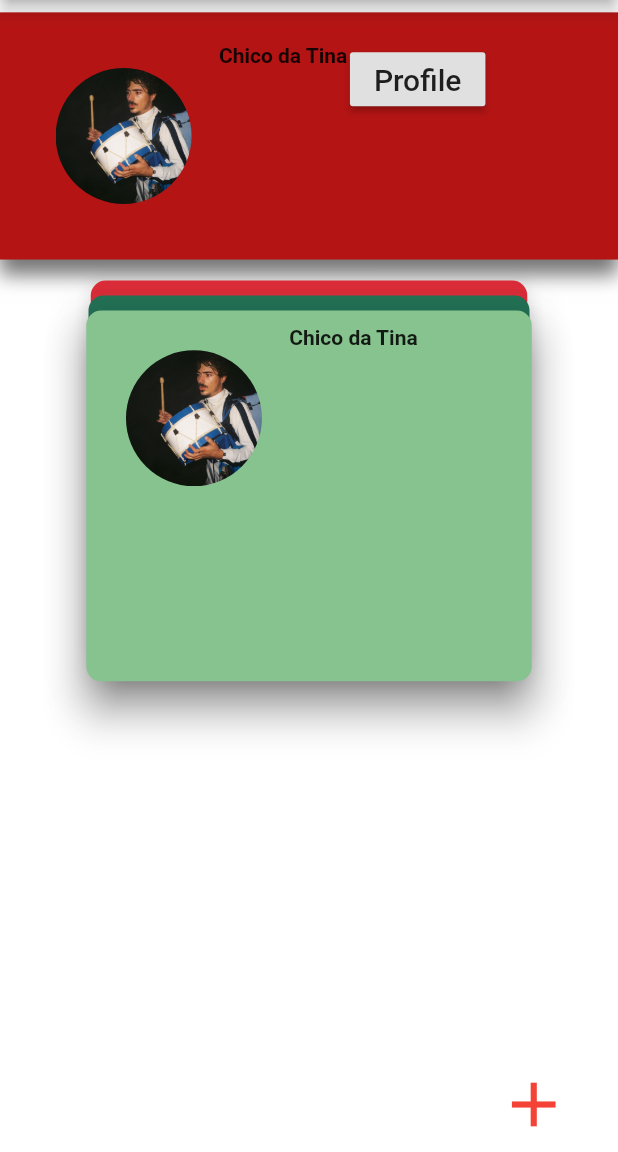
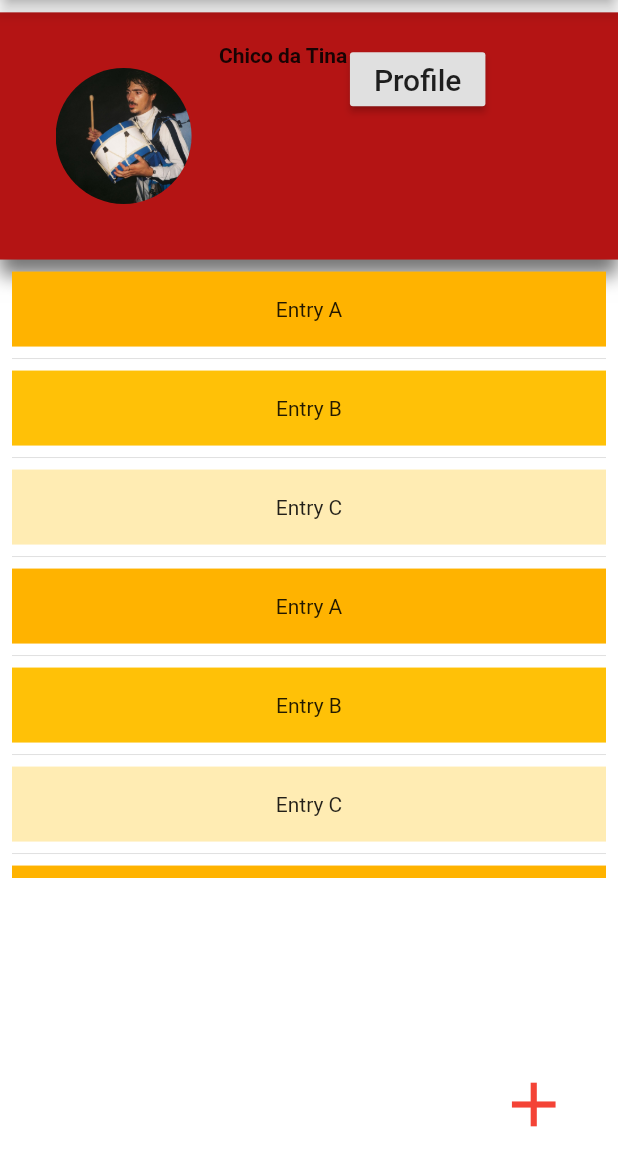
Before and after one commit to softeng-feup/open-cx-b, a Flutter app: the MainScreen screen opened directly, on a phone screen of 412 x 824 dp, the part 84-1236 px from its top. Run offline on Flutter 3.47's test engine with Material 2 defaults, Android fonts, the phone set to English and light mode, and no system bars.

Commit message:
new scroll list in main screen

```diff
--- a/frontend/lib/main.dart
+++ b/frontend/lib/main.dart
@@ -142,6 +142,8 @@ class LoginScreen extends StatelessWidget {
 
 class MainScreen extends StatelessWidget {
   @override
+  final List<String> entries = <String>['A', 'B', 'C','A', 'B', 'C','A', 'B', 'C','A', 'B', 'C'];
+  final List<int> colorCodes = <int>[600, 500, 100,600, 500, 100,600, 500, 100,600, 500, 100];
   Widget build(BuildContext context) {
     return Scaffold(backgroundColor: Colors.white,
       resizeToAvoidBottomPadding: true,
@@ -150,14 +152,102 @@ class MainScreen extends StatelessWidget {
         title: Image.asset('images/white_logo.png'),
         centerTitle: true
       ),
-      body: Stack(
+      body: Column(
+        children: <Widget>[
+          Padding(
+              padding: EdgeInsets.only(top: 0.01 * MediaQuery.of(context).size.height,),
+          ),
+          Container(
+              alignment: Alignment.center,
+              child: Container(
+                padding: EdgeInsets.all(0.025 * MediaQuery.of(context).size.height,),
+                height: 0.2 * MediaQuery.of(context).size.height,
+                width: 0.55 * MediaQuery.of(context).size.height,
+                child:Row(
+                    crossAxisAlignment: CrossAxisAlignment.start,
+                    children: <Widget>[
+                      Container(
+                        padding: EdgeInsets.all(0.02 * MediaQuery.of(context).size.height,),
+                        height: 0.15 * MediaQuery.of(context).size.height,
+                        width: 0.15 * MediaQuery.of(context).size.height,
+                        child: ClipRRect(
+                          borderRadius: new BorderRadius.circular(100.0),
+                          child: Image.asset('images/photo.png'),
+                        ),
+                      ),
+                      Container(
+                        child: Text(
+                            'Chico da Tina ',
+                            textAlign: TextAlign.center,
+                            overflow: TextOverflow.ellipsis,
+                            style: TextStyle(fontWeight: FontWeight.bold)
+                        ),
+                      ),
+                      RaisedButton(
+                        onPressed: () {
+                          Navigator.push(
+                            context,
+                            MaterialPageRoute(builder: (context) => Profile()),
+                          );
+                        },
+                        child: Text(
+                            'Profile',
+                            style: TextStyle(fontSize: 20)
+                        ),
+                      ),
+                    ]
+                ),
+                decoration: BoxDecoration(
+                  color: Color.fromARGB(255, 180, 20, 20),
+                  boxShadow:[
+                    BoxShadow(
+                        color: Colors.black54,
+                        offset: Offset(0.0, 10.0),
+                        blurRadius: 10.0
+                    ),
+                  ],
+                ),
+              )
+          ),
+          Container(
+            height: 1 * MediaQuery.of(context).size.width,
+            child: ListView.separated(
+              padding: const EdgeInsets.all(8),
+              itemCount: entries.length,
+              itemBuilder: (BuildContext context, int index) {
+                return Container(
+                  height: 50,
+                  color: Colors.amber[colorCodes[index]],
+                  child: Center(child: Text('Entry ${entries[index]}')),
+                );
+              },
+              separatorBuilder: (BuildContext context, int index) => const Divider(),
+            ),
+          ),
+          Expanded(
+            child: Container(),
+          ),
+          Container(
+            alignment: Alignment.bottomRight,
+            padding: EdgeInsets.only(bottom: 0.02 * MediaQuery.of(context).size.height,
+                right: 0.1 * MediaQuery.of(context).size.width),
+
+            child:Container(
+              child: cardOptions(),
+            ),
+          ),
+        ],
+      )
+
+      /*Stack(
         fit: StackFit.expand,
         children: <Widget>[
           Column(
             crossAxisAlignment: CrossAxisAlignment.end,
             children: <Widget>[
               Padding(
-                padding: EdgeInsets.only(top: 0.01 * MediaQuery.of(context).size.height,)
+                padding: EdgeInsets.only(top: 0.01 * MediaQuery.of(context).size.height,),
+                child:
               ),
               Container(
                 alignment: Alignment.center,
@@ -213,11 +303,10 @@ class MainScreen extends StatelessWidget {
               ),
               Container(
                 height: 0.7 * MediaQuery.of(context).size.width,
-                child: Stack(
-                  alignment: Alignment.center,
-                  children: _getBusinessCard(context),
+                child: ListView(
+                     children: _getBusinessCard(context),
+                  ),
                 ),
-              ),
               Expanded(
                 child: Container(),
               ),
@@ -233,9 +322,10 @@ class MainScreen extends StatelessWidget {
             ],
           ),
         ],
-      ),
+      ),*/
     );
   }
+
   List<Widget> _getBusinessCard(BuildContext context){
     List<BusinessCard> cards =  new List();
     double numberOfCards = 3;
@@ -277,7 +367,7 @@ class MainScreen extends StatelessWidget {
 
     for (int i = 0; i < numberOfCards; i++) {
       cardList.add(Positioned(
-        top: cards[i].margin,
+        top: 0.2 * MediaQuery.of(context).size.height * i,
         child: Draggable(
           onDragEnd: (drag){
             cardList.removeAt(i);
@@ -289,7 +379,7 @@ class MainScreen extends StatelessWidget {
             shape:
             RoundedRectangleBorder(borderRadius: BorderRadius.circular(10)),
             child: Container(
-              width: 300-(3*(numberOfCards-i)),
+              width: 0.55 * MediaQuery.of(context).size.height,
               height: 0.3 * MediaQuery.of(context).size.height,
               child: info,
             ),
@@ -300,7 +390,7 @@ class MainScreen extends StatelessWidget {
             shape:
             RoundedRectangleBorder(borderRadius: BorderRadius.circular(10)),
             child: Container(
-              width: 300-(3*(numberOfCards-i)),
+              width: 0.55 * MediaQuery.of(context).size.height,
               height: 0.3 * MediaQuery.of(context).size.height,
               child: info,
             ),
```
